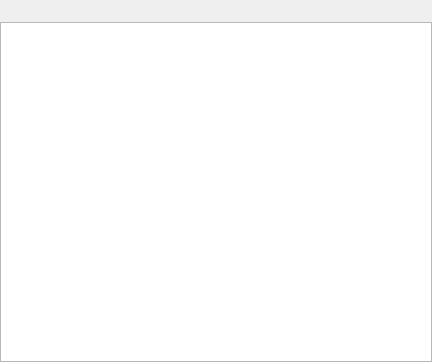
Old version of the form src/GuiHome.ui in the repository hwgao/beebeep.
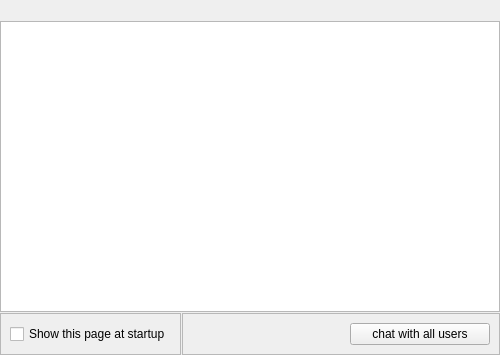
New version of the form. Icons and pictures are not drawn.

Commit message: - Show homepage with BeeBEEP activities at startup (can be disabled by option) - Display chat members as selected user in user panel

Diff of the .ui file:
```diff
--- a/src/GuiHome.ui
+++ b/src/GuiHome.ui
@@ -6,8 +6,8 @@
    <rect>
     <x>0</x>
     <y>0</y>
-    <width>432</width>
-    <height>362</height>
+    <width>500</width>
+    <height>355</height>
    </rect>
   </property>
   <property name="windowTitle">
@@ -26,13 +26,10 @@
    <property name="bottomMargin">
     <number>0</number>
    </property>
-   <property name="horizontalSpacing">
-    <number>0</number>
+   <property name="spacing">
+    <number>1</number>
    </property>
-   <property name="verticalSpacing">
-    <number>2</number>
-   </property>
-   <item row="0" column="0">
+   <item row="0" column="0" colspan="2">
     <widget class="QLabel" name="mp_lTitle">
      <property name="sizePolicy">
       <sizepolicy hsizetype="Expanding" vsizetype="Minimum">
@@ -54,7 +51,7 @@
      </property>
     </widget>
    </item>
-   <item row="1" column="0">
+   <item row="1" column="0" colspan="2">
     <widget class="QTextEdit" name="mp_teSystem">
      <property name="undoRedoEnabled">
       <bool>false</bool>
@@ -67,6 +64,79 @@
      </property>
     </widget>
    </item>
+   <item row="2" column="0">
+    <widget class="QFrame" name="frame">
+     <property name="sizePolicy">
+      <sizepolicy hsizetype="Minimum" vsizetype="Preferred">
+       <horstretch>0</horstretch>
+       <verstretch>0</verstretch>
+      </sizepolicy>
+     </property>
+     <property name="frameShape">
+      <enum>QFrame::StyledPanel</enum>
+     </property>
+     <layout class="QHBoxLayout" name="horizontalLayout">
+      <item>
+       <widget class="QCheckBox" name="mp_cbShowHomeAtStartup">
+        <property name="text">
+         <string>Show this page at startup</string>
+        </property>
+       </widget>
+      </item>
+     </layout>
+    </widget>
+   </item>
+   <item row="2" column="1">
+    <widget class="QFrame" name="frame_2">
+     <property name="sizePolicy">
+      <sizepolicy hsizetype="Expanding" vsizetype="Preferred">
+       <horstretch>0</horstretch>
+       <verstretch>0</verstretch>
+      </sizepolicy>
+     </property>
+     <property name="frameShape">
+      <enum>QFrame::StyledPanel</enum>
+     </property>
+     <property name="frameShadow">
+      <enum>QFrame::Plain</enum>
+     </property>
+     <layout class="QHBoxLayout" name="horizontalLayout_2">
+      <item>
+       <widget class="QLabel" name="mp_lNote">
+        <property name="sizePolicy">
+         <sizepolicy hsizetype="Expanding" vsizetype="Preferred">
+          <horstretch>0</horstretch>
+          <verstretch>0</verstretch>
+         </sizepolicy>
+        </property>
+        <property name="text">
+         <string/>
+        </property>
+        <property name="alignment">
+         <set>Qt::AlignRight|Qt::AlignTrailing|Qt::AlignVCenter</set>
+        </property>
+       </widget>
+      </item>
+      <item>
+       <widget class="QPushButton" name="mp_pbOpenDefaultChat">
+        <property name="minimumSize">
+         <size>
+          <width>140</width>
+          <height>0</height>
+         </size>
+        </property>
+        <property name="text">
+         <string>chat with all users</string>
+        </property>
+        <property name="icon">
+         <iconset resource="beebeep.qrc">
+          <normaloff>:/images/default-chat-online.png</normaloff>:/images/default-chat-online.png</iconset>
+        </property>
+       </widget>
+      </item>
+     </layout>
+    </widget>
+   </item>
   </layout>
  </widget>
  <resources/>
```
Left out of the diff: 9 changed lines with no effect on the pictures. The commit also changes 25 other files.
